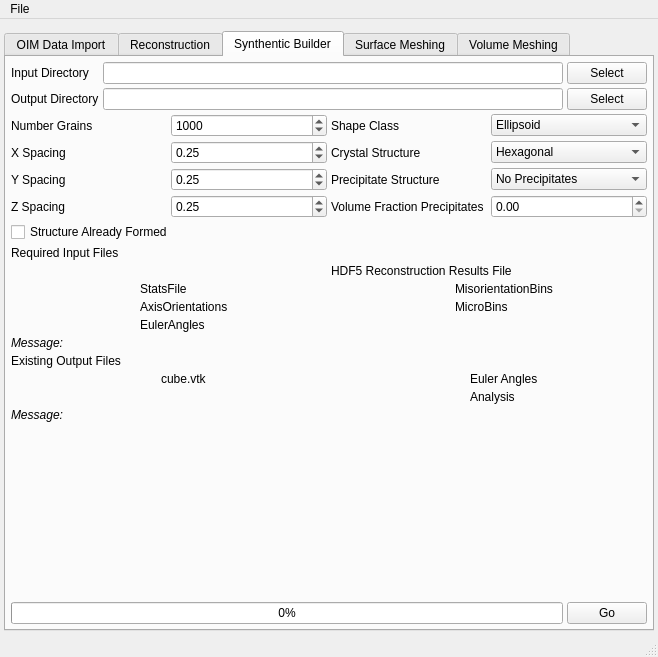
Before: the Qt Designer form Source/AIM/GUI/UI_Files/RepresentationUI.ui in BlueQuartzSoftware/DREAM3D, drawn with Qt 5.
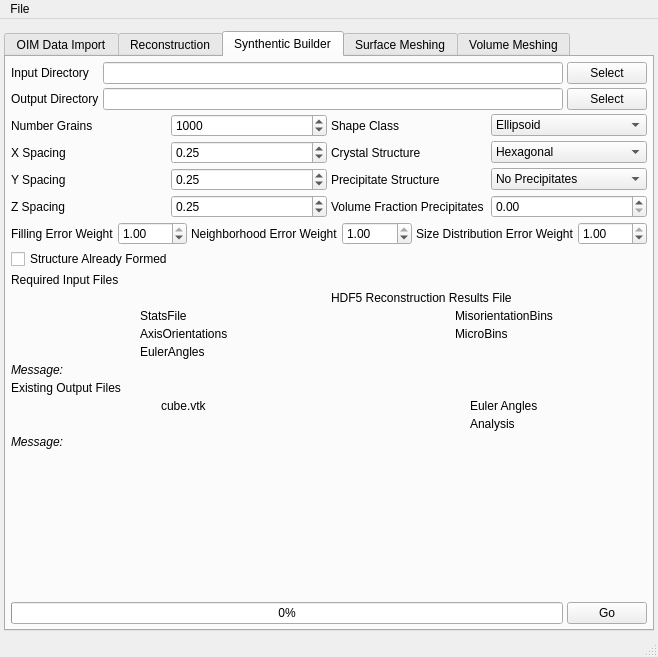
After: the same form once the commit is applied. The open tabs and pages were chosen to show the change. Icons and pictures are not drawn.

Commit message: Commiting code before merging with Mike J. Changes include: updating Reconstruction.cpp main, fixing some issues with OIMColoring and outputting colors by each voxel (rather than by grain average color) to the h5grain file, adding weights to the GrainGenerator module for matching different stats and fixing an issue cause the GrainGenerator module to fail when outputing grain statistics

Diff of the .ui file:
```diff
--- a/Source/AIM/GUI/UI_Files/RepresentationUI.ui
+++ b/Source/AIM/GUI/UI_Files/RepresentationUI.ui
@@ -1274,6 +1274,70 @@
           </item>
          </layout>
         </item>
+        <item>
+         <layout class="QGridLayout" name="gridLayout_25">
+          <item row="0" column="0">
+           <widget class="QLabel" name="label_55">
+            <property name="text">
+             <string>Filling Error Weight</string>
+            </property>
+           </widget>
+          </item>
+          <item row="0" column="1">
+           <widget class="QDoubleSpinBox" name="gg_FillingErrorWeight">
+            <property name="maximum">
+             <double>1.000000000000000</double>
+            </property>
+            <property name="singleStep">
+             <double>0.100000000000000</double>
+            </property>
+            <property name="value">
+             <double>1.000000000000000</double>
+            </property>
+           </widget>
+          </item>
+          <item row="0" column="2">
+           <widget class="QLabel" name="label_3">
+            <property name="text">
+             <string>Neighborhood Error Weight</string>
+            </property>
+           </widget>
+          </item>
+          <item row="0" column="3">
+           <widget class="QDoubleSpinBox" name="gg_NeighborhoodErrorWeight">
+            <property name="maximum">
+             <double>1.000000000000000</double>
+            </property>
+            <property name="singleStep">
+             <double>0.100000000000000</double>
+            </property>
+            <property name="value">
+             <double>1.000000000000000</double>
+            </property>
+           </widget>
+          </item>
+          <item row="0" column="4">
+           <widget class="QLabel" name="label_4">
+            <property name="text">
+             <string>Size Distribution Error Weight</string>
+            </property>
+           </widget>
+          </item>
+          <item row="0" column="5">
+           <widget class="QDoubleSpinBox" name="gg_SizeDistErrorWeight">
+            <property name="maximum">
+             <double>1.000000000000000</double>
+            </property>
+            <property name="singleStep">
+             <double>0.100000000000000</double>
+            </property>
+            <property name="value">
+             <double>1.000000000000000</double>
+            </property>
+           </widget>
+          </item>
+         </layout>
+        </item>
         <item>
          <widget class="QCheckBox" name="gg_AlreadyFormed">
           <property name="text">
```
Left out of the diff: 82 changed lines with no effect on the pictures. The commit also changes 8 other files.
